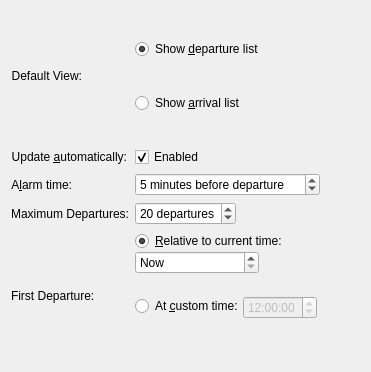
The window that applet/publicTransportConfigAdvanced.ui (KDE/publictransport) describes before a commit, drawn with Qt 5.
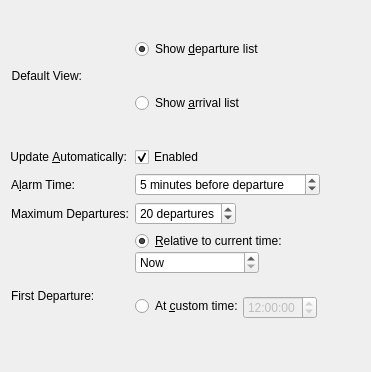
The same window after the commit.

```diff
--- a/applet/publicTransportConfigAdvanced.ui
+++ b/applet/publicTransportConfigAdvanced.ui
@@ -20,7 +20,7 @@
    <item row="2" column="0">
     <widget class="QLabel" name="lblUpdateAutomatically">
      <property name="text">
-      <string>Update &amp;automatically:</string>
+      <string>Update &amp;Automatically:</string>
      </property>
      <property name="alignment">
       <set>Qt::AlignRight|Qt::AlignTrailing|Qt::AlignVCenter</set>
@@ -49,7 +49,7 @@
    <item row="3" column="0">
     <widget class="QLabel" name="lblAlarmTime">
      <property name="text">
-      <string>A&amp;larm time:</string>
+      <string>A&amp;larm Time:</string>
      </property>
      <property name="alignment">
       <set>Qt::AlignRight|Qt::AlignTrailing|Qt::AlignVCenter</set>
```
